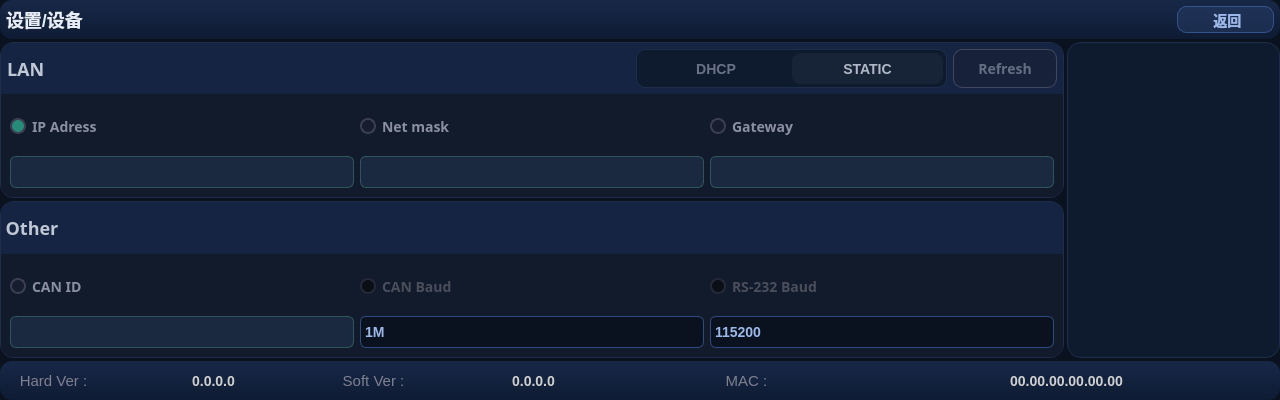
This is widgets/interaction/devicesetpage.ui in housir-debug/Leacesy_M3506 as Qt 5 draws it before an edit. The edited form follows.
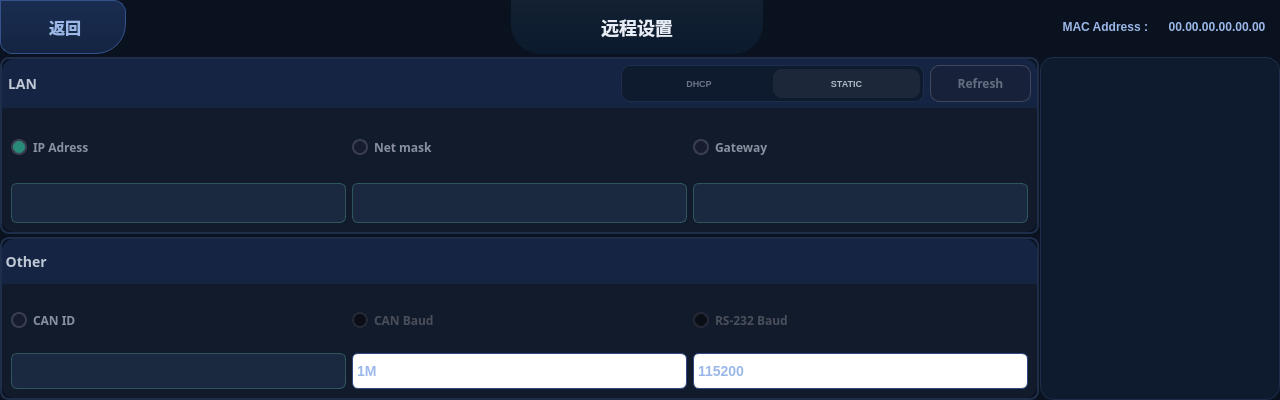
This is the edited form. Icons and pictures are not drawn. Custom widgets are drawn as their Qt base class.

Commit message: fix:升级通道卡片和通道页面UI,升级设置通道页面和设备设置页面

The edit to the form file:
```diff
--- a/widgets/interaction/devicesetpage.ui
+++ b/widgets/interaction/devicesetpage.ui
@@ -16,6 +16,12 @@
     <height>400</height>
    </size>
   </property>
+  <property name="maximumSize">
+   <size>
+    <width>1280</width>
+    <height>400</height>
+   </size>
+  </property>
   <property name="cursor">
    <cursorShape>BlankCursor</cursorShape>
   </property>
@@ -28,148 +34,53 @@
   <property name="styleSheet">
    <string notr="true">*{
 	font-family: &quot;WenQuanYi Micro Hei&quot;;
+	border: none;
+}#devicesetpage{
 	background-color: #0A1220;
-	border: none;
-}
-
-#devicesetpage QComboBox {
-    background: qlineargradient(x1:0, y1:0, x2:0, y2:1,
-                stop:0 #1A2D50, stop:1 #142442);
-    border: 1px solid #304b82;
-    border-radius: 6px;
-    color: #9CB8E8;
-    font-size: 14px;
-    font-weight: bold;
-}
-#devicesetpage QComboBox:disabled {
-    background: #111928;
-    border: 1px solid #202b40;
-    color: #445470;
-}
-#devicesetpage QComboBox::drop-down {
-    background: transparent;
-}
-#devicesetpage QComboBox QAbstractItemView {
-    background-color: #142442;
-    border: 1px solid #304b82;
-    border-radius: 9px;
-    font-weight: bold;
-	font-size: 14px;
-	color: #9CB8E8;
-    outline: none;
-    selection-background-color: #2A4A7A;
-    selection-color: #FFFFFF;
-}
-#devicesetpage QComboBox QAbstractItemView::item {
-    background: transparent;
- 	border-radius: 6px;
-	color: #9CB8E8;
-	min-height: 27px;
-    padding: 2px 8px;
-}
-#devicesetpage QComboBox QAbstractItemView::item:selected {
-    background-color: #2A4A7A;
-    color: #FFFFFF;
-}
-
-#devicesetpage QRadioButton {
-    background: transparent;
- 	font-weight: bold;
- 	font-size: 14px;
-	color: #8A90A0;
-}
-#devicesetpage QRadioButton:disabled {
-    color: #4A4E5A;
-}
-#devicesetpage QRadioButton::indicator {
-    background-color: #151D2E;
-	border: 2px solid #3A3E50;
-	border-radius: 8px;
-	height: 12px;
-	width: 12px;
-}
-#devicesetpage QRadioButton::indicator:checked {
-    background-color: #288A78;
-}
-#devicesetpage QRadioButton::indicator:disabled {
-    background-color: #0A0F16;
-	border: 2px solid #252836;
-}
-
-#devicesetpage QPushButton{
-    background-color: rgba(40, 65, 110, 0.45);
-    border: 1px solid #34528c;
-    border-radius: 9px;
-    font-weight: bold;
-	font-size: 14px;
-	color: #9CB8E8;
-}
-#devicesetpage QPushButton:pressed {
-    background-color: #195c3c;
-    border-color: #37b677;
-}
-#devicesetpage QPushButton:disabled {
-    background-color: rgba(28, 32, 44, 0.35);
-    border: 1px solid #42485c;
-    color: #646e82;
 }
 
 #devicesetpage #page_label {
+	background: qlineargradient(x1:0,y1:0,x2:0,y2:1,stop:0 #122032,stop:1 #0C1A2E);
+	font-weight: bold;
+	font-size: 18px;
+	color: #E6EDF7;
+	border-bottom-left-radius: 30px;
+    border-bottom-right-radius: 30px;
+}#devicesetpage #macaddress_label, 
+#devicesetpage #mac_label {
 	background: transparent;
-    border: none;
+	font-size: 12px;
+	font-weight: bold;
+	color: #9CB8E8;
+}#devicesetpage #back_pushButton{
+	background: qlineargradient(x1:0, y1:0, x2:0, y2:1,stop:0 #1A2D50, stop:1 #142442);
+	border: 1.2px solid #34528c;
     font-weight: bold;
-	font-size: 18px;
-	 color: #E6EDF7;
-}
-#devicesetpage #top_frame,
-#devicesetpage #bot_frame {
-    background: qlineargradient(x1:0, y1:0, x2:0, y2:1,stop:0 #172847, stop:1 #0E1B33);
-    border: none;
-    border-radius: 12px;
-}
-#devicesetpage #mac_label, 
-#devicesetpage #hard_label, 
-#devicesetpage #soft_label {
-    background: transparent;
-    border: none;
-	font-size: 15px;
-	color: #808090;
-}
-#devicesetpage #macaddress_label, 
-#devicesetpage #hardver_label, 
-#devicesetpage #softver_label {
-    background: transparent;
-    border: none;
-	font-weight: bold;
-	font-size: 14px;
-	color: #D0D0D0;
+	font-size: 16px;
+	color: #9CB8E8;
+	border-top-right-radius: 12px;
+	border-bottom-left-radius: 12px;
+	border-bottom-right-radius: 30px;
 }
 
 #devicesetpage #LAN_frame,
-#devicesetpage #other_frame,
-#devicesetpage #keyframe {
-    background-color: #0E1A2E;
-    border: 1px solid #1E2E4A;
-    border-radius: 14px;
-}
-#devicesetpage #LANbut_frame {
-    background-color: #142442;
-    border: none;
-    border-top-left-radius: 12px;
-    border-top-right-radius: 12px;
-}
-#devicesetpage #settingLANlabel {
+#devicesetpage #other_frame{
+	background-color: transparent;
+    border: 1.8px solid #1E2E4A;
+    border-radius: 9px;
+}#devicesetpage #settingLANlabel {
+	background: transparent;
+	font-weight: bold;
+	font-size: 14px;
     color: #C0C8D5;
-    font-size: 18px;
-    font-weight: bold;
-    background: transparent;
-    border: none;
-}
-#devicesetpage #other_label {
+}#devicesetpage #LANbut_frame {
+    background-color: #142442;
+    border-top-left-radius: 12px;
+    border-top-right-radius: 12px;
+}#devicesetpage #other_label {
 	background-color: #142442;
-	border: none;
     font-weight: bold;
-	font-size: 18px;
+	font-size: 14px;
 	color: #C0C8D5;
 	border-top-left-radius: 12px;
     border-top-right-radius: 12px;
@@ -177,45 +88,116 @@
 
 #devicesetpage #net_frame {
     background-color: #0E1A2E; 
-    border: 1px solid #1E2E4A;
+    border: 1.2px solid #1E2E4A;
     border-radius: 9px;
-}
-#devicesetpage #net_frame QPushButton {
+}#devicesetpage #net_frame QPushButton {
     background-color: transparent; 
-    border: none;
     border-radius: 9px; 
     font-weight: bold;
-	font-size: 14px;
+	font-size: 9px;
 	color: #6A7288; 
-}
-#devicesetpage #net_frame QPushButton:checked{
-    background-color: rgba(255, 255, 255, 0.04);
+}#devicesetpage #net_frame QPushButton:checked{
+    background-color: rgba(255, 255, 255, 0.06);
 	color: #B0B8C5;
+}#devicesetpage #refreshpushButton{
+    background-color: rgba(40, 65, 110, 0.45);
+    border: 1.2px solid #34528c;
+    border-radius: 9px;
+    font-weight: bold;
+	font-size: 12px;
+	color: #9CB8E8;
+}#devicesetpage #refreshpushButton:pressed {
+    background-color: #195c3c;
+    border-color: #37b677;
+}#devicesetpage #refreshpushButton:disabled {
+    background-color: rgba(28, 32, 44, 0.36);
+    border: 1px solid #42485c;
+    color: #646e82;
 }
 
-#devicesetpage #networkframe,
-#devicesetpage #deviceidframe  {
-    background-color: #111B2C;
-    border-bottom-left-radius: 12px;
-    border-bottom-right-radius: 12px;
-}
 #devicesetpage #iplabel, 
 #devicesetpage #masklabel, 
 #devicesetpage #gatelabel ,
 #devicesetpage #canidlabel, 
 #devicesetpage #canbaudlabel, 
 #devicesetpage #rs232baudlabel {
+	background-color: #1A2840;
+    border: 1.2px solid rgba(90, 180, 160, 0.35);
+    border-radius: 6px;
     color: #E0E8F0;
 	font-size: 14px;
-    background-color: #1A2840;
-    border: 1px solid rgba(90, 180, 160, 0.35);
+}#devicesetpage #networkframe,
+#devicesetpage #deviceidframe  {
+    background-color: #111B2C;
+    border-bottom-left-radius: 12px;
+    border-bottom-right-radius: 12px;
+}
+
+#devicesetpage QRadioButton {
+    background: transparent;
+ 	font-weight: bold;
+ 	font-size: 12px;
+	color: #8A90A0;
+}#devicesetpage QRadioButton:disabled {
+    color: #4A4E5A;
+}#devicesetpage QRadioButton::indicator {
+    background-color: #151D2E;
+	border: 2px solid #3A3E50;
+	border-radius: 8px;
+	height: 12px;
+	width: 12px;
+}#devicesetpage QRadioButton::indicator:checked {
+    background-color: #288A78;
+}#devicesetpage QRadioButton::indicator:disabled {
+    background-color: #0A0F16;
+	border: 2px solid #252836;
+}
+
+#devicesetpage QComboBox {
+    background: qlineargradient(x1:0, y1:0, x2:0, y2:1,
+                stop:0 #1A2D50, stop:1 #142442);
+    border: 1.2px solid #304b82;
     border-radius: 6px;
+    color: #9CB8E8;
+    font-size: 14px;
+    font-weight: bold;
+}#devicesetpage QComboBox:disabled {
+    background: #111928;
+    border: 1px solid #202b40;
+    color: #445470;
+}#devicesetpage QComboBox::drop-down {
+    background: transparent;
+}#devicesetpage QComboBox QAbstractItemView {
+    background-color: #142442;
+    border: 1px solid #304b82;
+    border-radius: 9px;
+    font-weight: bold;
+	font-size: 14px;
+	color: #9CB8E8;
+    outline: none;
+    selection-background-color: #2A4A7A;
+    selection-color: #FFFFFF;
+}#devicesetpage QComboBox QAbstractItemView::item {
+    background: transparent;
+ 	border-radius: 6px;
+	color: #9CB8E8;
+	min-height: 27px;
+    padding: 2px 8px;
+}#devicesetpage QComboBox QAbstractItemView::item:selected {
+    background-color: #2A4A7A;
+    color: #FFFFFF;
+}
+
+#devicesetpage #keyframe {
+    background-color: #0E1A2E;
+    border: 1px solid #1E2E4A;
+    border-radius: 14px;
 }</string>
   </property>
   <property name="locale">
    <locale language="Chinese" country="China"/>
   </property>
-  <layout class="QGridLayout" name="gridLayout_3" rowstretch="1,4,4,1" columnstretch="5,1">
+  <layout class="QGridLayout" name="gridLayout_3" rowstretch="4,13,12" columnstretch="13,3">
    <property name="leftMargin">
     <number>0</number>
    </property>
@@ -228,7 +210,10 @@
    <property name="bottomMargin">
     <number>0</number>
    </property>
-   <property name="spacing">
+   <property name="horizontalSpacing">
+    <number>1</number>
+   </property>
+   <property name="verticalSpacing">
     <number>3</number>
    </property>
    <item row="0" column="0" colspan="2">
@@ -248,38 +233,22 @@
      <property name="lineWidth">
       <number>0</number>
      </property>
-     <layout class="QHBoxLayout" name="horizontalLayout_2" stretch="12,1">
+     <layout class="QHBoxLayout" name="horizontalLayout_2" stretch="2,6,4,6,2">
+      <property name="spacing">
+       <number>6</number>
+      </property>
       <property name="leftMargin">
-       <number>6</number>
+       <number>0</number>
       </property>
       <property name="topMargin">
-       <number>6</number>
+       <number>0</number>
       </property>
       <property name="rightMargin">
-       <number>6</number>
+       <number>0</number>
       </property>
       <property name="bottomMargin">
-       <number>6</number>
+       <number>0</number>
       </property>
-      <item>
-       <widget class="QLabel" name="page_label">
-        <property name="cursor">
-         <cursorShape>BlankCursor</cursorShape>
-        </property>
-        <property name="contextMenuPolicy">
-         <enum>Qt::NoContextMenu</enum>
-        </property>
-        <property name="lineWidth">
-         <number>0</number>
-        </property>
-        <property name="text">
-         <string>设置/设备</string>
-        </property>
-        <property name="scaledContents">
-         <bool>true</bool>
-        </property>
-       </widget>
-      </item>
       <item>
        <widget class="QPushButton" name="back_pushButton">
         <property name="sizePolicy">
@@ -306,6 +275,79 @@
         </property>
        </widget>
       </item>
+      <item>
+       <spacer name="horizontalSpacer">
+        <property name="orientation">
+         <enum>Qt::Horizontal</enum>
+        </property>
+        <property name="sizeHint" stdset="0">
+         <size>
+          <width>40</width>
+          <height>20</height>
+         </size>
+        </property>
+       </spacer>
+      </item>
+      <item>
+       <widget class="QLabel" name="page_label">
+        <property name="cursor">
+         <cursorShape>BlankCursor</cursorShape>
+        </property>
+        <property name="contextMenuPolicy">
+         <enum>Qt::NoContextMenu</enum>
+        </property>
+        <property name="lineWidth">
+         <number>0</number>
+        </property>
+        <property name="text">
+         <string>远程设置</string>
+        </property>
+        <property name="scaledContents">
+         <bool>true</bool>
+        </property>
+        <property name="alignment">
+         <set>Qt::AlignCenter</set>
+        </property>
+       </widget>
+      </item>
+      <item>
+       <widget class="QLabel" name="mac_label">
+        <property name="cursor">
+         <cursorShape>BlankCursor</cursorShape>
+        </property>
+        <property name="contextMenuPolicy">
+         <enum>Qt::NoContextMenu</enum>
+        </property>
+        <property name="lineWidth">
+         <number>0</number>
+        </property>
+        <property name="text">
+         <string>MAC Address :</string>
+        </property>
+        <property name="alignment">
+         <set>Qt::AlignRight|Qt::AlignTrailing|Qt::AlignVCenter</set>
+        </property>
+       </widget>
+      </item>
+      <item>
+       <widget class="QLabel" name="macaddress_label">
+        <property name="cursor">
+         <cursorShape>BlankCursor</cursorShape>
+        </property>
+        <property name="contextMenuPolicy">
+         <enum>Qt::NoContextMenu</enum>
+        </property>
+        <property name="lineWidth">
+         <number>0</number>
+        </property>
+        <property name="text">
+         <string>00.00.00.00.00.00</string>
+        </property>
+        <property name="alignment">
+         <set>Qt::AlignCenter</set>
+        </property>
+       </widget>
+      </item>
      </layout>
     </widget>
    </item>
@@ -326,7 +368,7 @@
      <property name="lineWidth">
       <number>0</number>
      </property>
-     <layout class="QVBoxLayout" name="verticalLayout_2" stretch="1,2">
+     <layout class="QVBoxLayout" name="verticalLayout_2" stretch="2,5">
       <property name="spacing">
        <number>0</number>
       </property>
@@ -796,7 +838,7 @@
      <property name="lineWidth">
       <number>0</number>
      </property>
-     <layout class="QVBoxLayout" name="verticalLayout" stretch="1,2">
+     <layout class="QVBoxLayout" name="verticalLayout" stretch="2,5">
       <property name="spacing">
        <number>0</number>
       </property>
@@ -1185,159 +1227,6 @@
      </layout>
     </widget>
    </item>
-   <item row="3" column="0" colspan="2">
-    <widget class="QFrame" name="bot_frame">
-     <property name="cursor">
-      <cursorShape>BlankCursor</cursorShape>
-     </property>
-     <property name="contextMenuPolicy">
-      <enum>Qt::NoContextMenu</enum>
-     </property>
-     <property name="frameShape">
-      <enum>QFrame::NoFrame</enum>
-     </property>
-     <property name="frameShadow">
-      <enum>QFrame::Plain</enum>
-     </property>
-     <property name="lineWidth">
-      <number>0</number>
-     </property>
-     <layout class="QHBoxLayout" name="horizontalLayout" stretch="1,2,1,2,2,4">
-      <property name="spacing">
-       <number>0</number>
-      </property>
-      <property name="leftMargin">
-       <number>0</number>
-      </property>
-      <property name="topMargin">
-       <number>0</number>
-      </property>
-      <property name="rightMargin">
-       <number>0</number>
-      </property>
-      <property name="bottomMargin">
-       <number>0</number>
-      </property>
-      <item>
-       <widget class="QLabel" name="hard_label">
-        <property name="cursor">
-         <cursorShape>BlankCursor</cursorShape>
-        </property>
-        <property name="contextMenuPolicy">
-         <enum>Qt::NoContextMenu</enum>
-        </property>
-        <property name="lineWidth">
-         <number>0</number>
-        </property>
-        <property name="text">
-         <string>Hard Ver :</string>
-        </property>
-        <property name="alignment">
-         <set>Qt::AlignCenter</set>
-        </property>
-       </widget>
-      </item>
-      <item>
-       <widget class="QLabel" name="hardver_label">
-        <property name="enabled">
-         <bool>true</bool>
-        </property>
-        <property name="cursor">
-         <cursorShape>BlankCursor</cursorShape>
-        </property>
-        <property name="contextMenuPolicy">
-         <enum>Qt::NoContextMenu</enum>
-        </property>
-        <property name="lineWidth">
-         <number>0</number>
-        </property>
-        <property name="text">
-         <string>0.0.0.0</string>
-        </property>
-        <property name="alignment">
-         <set>Qt::AlignCenter</set>
-        </property>
-       </widget>
-      </item>
-      <item>
-       <widget class="QLabel" name="soft_label">
-        <property name="cursor">
-         <cursorShape>BlankCursor</cursorShape>
-        </property>
-        <property name="contextMenuPolicy">
-         <enum>Qt::NoContextMenu</enum>
-        </property>
-        <property name="lineWidth">
-         <number>0</number>
-        </property>
-        <property name="text">
-         <string>Soft Ver :</string>
-        </property>
-        <property name="alignment">
-         <set>Qt::AlignCenter</set>
-        </property>
-       </widget>
-      </item>
-      <item>
-       <widget class="QLabel" name="softver_label">
-        <property name="cursor">
-         <cursorShape>BlankCursor</cursorShape>
-        </property>
-        <property name="contextMenuPolicy">
-         <enum>Qt::NoContextMenu</enum>
-        </property>
-        <property name="lineWidth">
-         <number>0</number>
-        </property>
-        <property name="text">
-         <string>0.0.0.0</string>
-        </property>
-        <property name="alignment">
-         <set>Qt::AlignCenter</set>
-        </property>
-       </widget>
-      </item>
-      <item>
-       <widget class="QLabel" name="mac_label">
-        <property name="cursor">
-         <cursorShape>BlankCursor</cursorShape>
-        </property>
-        <property name="contextMenuPolicy">
-         <enum>Qt::NoContextMenu</enum>
-        </property>
-        <property name="lineWidth">
-         <number>0</number>
-        </property>
-        <property name="text">
-         <string>MAC :</string>
-        </property>
-        <property name="alignment">
-         <set>Qt::AlignCenter</set>
-        </property>
-       </widget>
-      </item>
-      <item>
-       <widget class="QLabel" name="macaddress_label">
-        <property name="cursor">
-         <cursorShape>BlankCursor</cursorShape>
-        </property>
-        <property name="contextMenuPolicy">
-         <enum>Qt::NoContextMenu</enum>
-        </property>
-        <property name="lineWidth">
-         <number>0</number>
-        </property>
-        <property name="text">
-         <string>00.00.00.00.00.00</string>
-        </property>
-        <property name="alignment">
-         <set>Qt::AlignCenter</set>
-        </property>
-       </widget>
-      </item>
-     </layout>
-    </widget>
-   </item>
   </layout>
  </widget>
  <customwidgets>
```
The commit also changes 16 other files.
